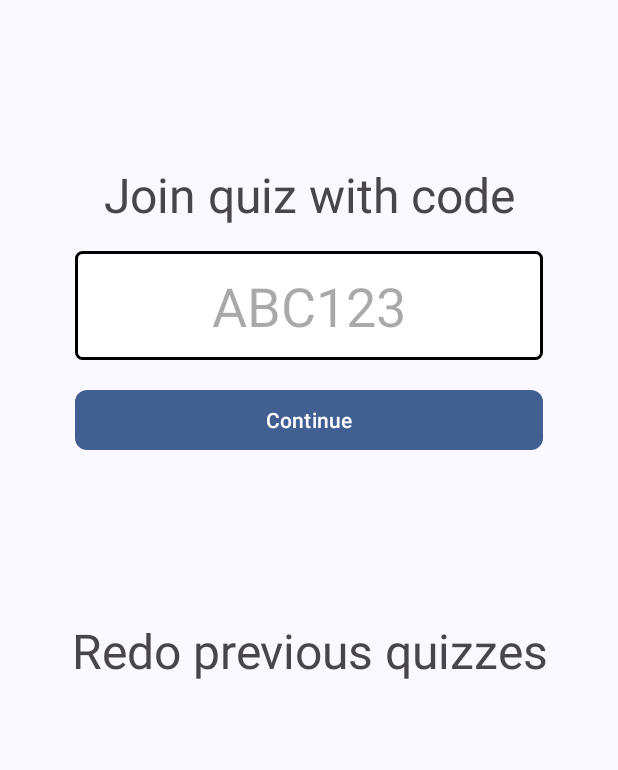
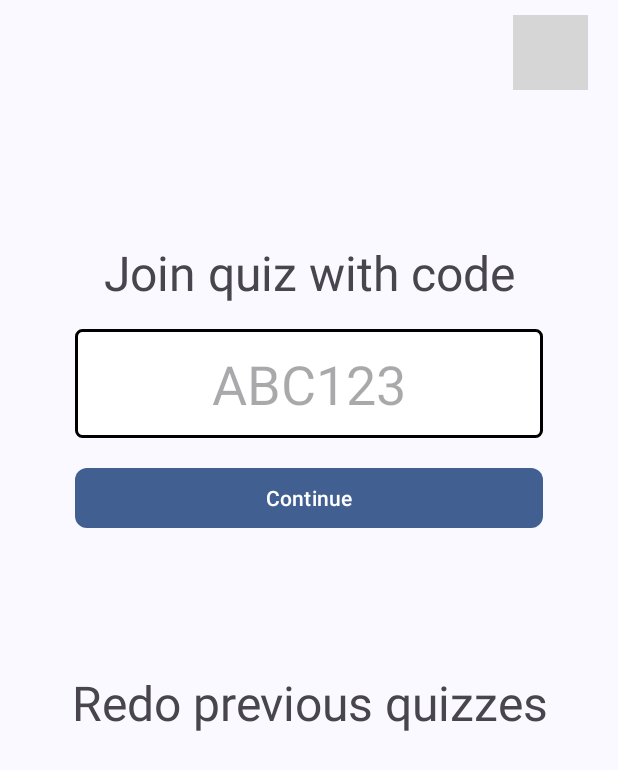
Before and after one commit to weareblahs/mob22-quizapp, an Android app: the DashboardFragment screen opened through its navigation route, on a phone screen of 412 x 824 dp. Shown: the top 770 px of the screen. Run offline under Robolectric (Android 15) with nearby library versions, the phone set to English and light mode, and no system bars; our stand-ins replace Dagger/Hilt's generated code, Firebase (no records; nobody signed in at launch, a user with empty details on screens opened directly); grey boxes are pictures that could not be loaded.

Commit message:
Add log out feature (NOTE: nav_graph.xml changed)

```diff
--- a/app/src/main/java/com/quizapp/ui/student/home/DashboardFragment.kt
+++ b/app/src/main/java/com/quizapp/ui/student/home/DashboardFragment.kt
@@ -7,7 +7,10 @@ import android.view.View
 import android.view.ViewGroup
 import androidx.fragment.app.viewModels
 import androidx.lifecycle.lifecycleScope
+import androidx.navigation.NavOptions
 import androidx.navigation.fragment.findNavController
+import com.bumptech.glide.Glide
+import com.quizapp.R
 import com.quizapp.data.model.Quiz
 import com.quizapp.databinding.FragmentStudentDashboardBinding
 import com.quizapp.ui.base.BaseFragment
@@ -29,6 +32,7 @@ class DashboardFragment : BaseFragment() {
 
     override fun setupUiComponents(view: View) {
         super.setupUiComponents(view)
+
         parentFragmentManager.setFragmentResultListener("requests", viewLifecycleOwner) { _, bundle ->
             val shouldReset = bundle.getBoolean("should_reset", false)
             if (shouldReset) {
@@ -43,6 +47,19 @@ class DashboardFragment : BaseFragment() {
             val code = binding.etCodeInput.text.toString()
             viewModel.checkQuiz(code)
         }
+        Glide.with(binding.profilePicture).load(viewModel.getProfileUrl()).into(binding.profilePicture) // get profile picture from google account
+
+        // when tapped on profile photo, show confirmation, then log out
+        binding.profilePicture.setOnClickListener {
+            showDialog(
+                getString(R.string.log_out),
+                getString(R.string.log_out_confirmation),
+                getString(R.string.log_out),
+                ::logout,
+                false // since the MutableStateFlow is updated and the snackbar is handled by setupViewModelObserver, the snackbar option in this dialog is set to false
+            )
+        }
+
     }
 
     override fun setupViewModelObserver() {
@@ -65,6 +82,14 @@ class DashboardFragment : BaseFragment() {
                 if(viewModel.errorMsg.value.isNotEmpty()) showError(viewModel.errorMsg.value)
             }
         }
+        lifecycleScope.launch {
+            viewModel.logout.collect {
+                if(viewModel.logout.value) {
+                    // if logout is set to true then redirect back to login page
+                    findNavController().navigate(DashboardFragmentDirections.actionStudentDashboardToLoginFragment(), NavOptions.Builder().setPopUpTo(findNavController().graph.startDestinationId, true).build())
+                }
+            }
+        }
     }
 
 
@@ -72,4 +97,8 @@ class DashboardFragment : BaseFragment() {
         super.onResume()
         viewModel.resetQuiz() // This now resets both the quiz data and navigation flag
     }
+
+    private fun logout() {
+        viewModel.logout()
+    }
 }
--- a/app/src/main/java/com/quizapp/ui/student/home/DashboardViewModel.kt
+++ b/app/src/main/java/com/quizapp/ui/student/home/DashboardViewModel.kt
@@ -1,25 +1,30 @@
 package com.quizapp.ui.student.home
 
 
+import android.net.Uri
 import android.util.Log
 import androidx.lifecycle.viewModelScope
+import com.quizapp.core.service.AuthService
 import com.quizapp.data.model.Quiz
 import com.quizapp.data.repo.StudentRepo
 import com.quizapp.ui.base.BaseViewModel
 import dagger.hilt.android.lifecycle.HiltViewModel
 import kotlinx.coroutines.flow.MutableStateFlow
 import kotlinx.coroutines.flow.asStateFlow
+import kotlinx.coroutines.flow.update
 import kotlinx.coroutines.launch
 import javax.inject.Inject
 
 @HiltViewModel
-class DashboardViewModel @Inject constructor(private val repo: StudentRepo) : BaseViewModel() {
+class DashboardViewModel @Inject constructor(private val authService: AuthService, private val repo: StudentRepo) : BaseViewModel() {
     private val _quizInfo = MutableStateFlow(Quiz())
     val quizInfo = _quizInfo.asStateFlow()
     private val _shouldNavigate = MutableStateFlow(false)
     val shouldNavigate = _shouldNavigate.asStateFlow()
-    val _errorMsg = MutableStateFlow("")
+    private val _errorMsg = MutableStateFlow("")
     val errorMsg = _errorMsg.asStateFlow()
+    private val _logout = MutableStateFlow(false)
+    val logout = _logout.asStateFlow()
     fun checkQuiz(code: String) {
         viewModelScope.launch {
             try {
@@ -47,4 +52,15 @@ class DashboardViewModel @Inject constructor(private val repo: StudentRepo) : Ba
     fun resetNavigationFlag() {
         _shouldNavigate.value = false
     }
+
+    fun getProfileUrl(): Uri? {
+        return authService.getLoggedInUser()?.photoUrl
+    }
+
+    fun logout() {
+        viewModelScope.launch {
+            authService.logout()
+            _logout.update {true}
+        }
+    }
 }
--- a/app/src/main/res/layout/fragment_student_dashboard.xml
+++ b/app/src/main/res/layout/fragment_student_dashboard.xml
@@ -7,6 +7,20 @@
     android:orientation="vertical"
     tools:context=".ui.student.home.DashboardFragment">
     <!--  TOP PART: enter quiz code to join  -->
+    <LinearLayout
+        android:layout_width="match_parent"
+        android:layout_height="wrap_content"
+        android:paddingVertical="10sp"
+        android:paddingHorizontal="20sp"
+        android:orientation="vertical">
+        <com.google.android.material.imageview.ShapeableImageView
+            android:layout_width="50sp"
+            android:layout_height="50sp"
+            android:layout_gravity="end"
+            app:shapeAppearanceOverlay="@style/roundedImageView"
+            android:padding="4sp"
+            android:id="@+id/profilePicture"/>
+    </LinearLayout>
     <LinearLayout
         android:layout_width="match_parent"
         android:layout_height="0dp"
--- a/app/src/main/res/navigation/nav_graph.xml
+++ b/app/src/main/res/navigation/nav_graph.xml
@@ -59,6 +59,9 @@
         <action
             android:id="@+id/action_studentDashboard_to_startQuizFragment"
             app:destination="@id/startQuizFragment" />
+        <action
+            android:id="@+id/action_studentDashboard_to_loginFragment"
+            app:destination="@id/loginFragment" />
     </fragment>
     <fragment
         android:id="@+id/addQuizFragment"
--- a/app/src/main/res/values/strings.xml
+++ b/app/src/main/res/values/strings.xml
@@ -54,5 +54,8 @@
     <string name="correct_answer_placeholder">Correct answer placeholder</string>
     <string name="correct_answer_header_text">You\'re correct!</string>
     <string name="student_correct_answer_description_display">The correct answer is %1$s</string>
-    <string name="add_point_text">You answered correctly, so total of 10 points has been added. Your current points are %1$s points.</string>
+    <string name="add_point_text">10 points has been added. Your current points are %1$s points.</string>
+    <string name="profile_image_placeholder_text">Profile image</string>
+    <string name="log_out">Log out</string>
+    <string name="log_out_confirmation">Are you sure you want to log out? This cannot be undone!</string>
 </resources>
--- /dev/null
+++ b/app/src/main/res/values/styles.xml
@@ -0,0 +1,7 @@
+<?xml version="1.0" encoding="utf-8"?>
+<resources>
+    <style name="roundedImageView">
+        <item name="cornerFamily">rounded</item>
+        <item name="cornerSize">50%</item>
+    </style>
+</resources>
```
